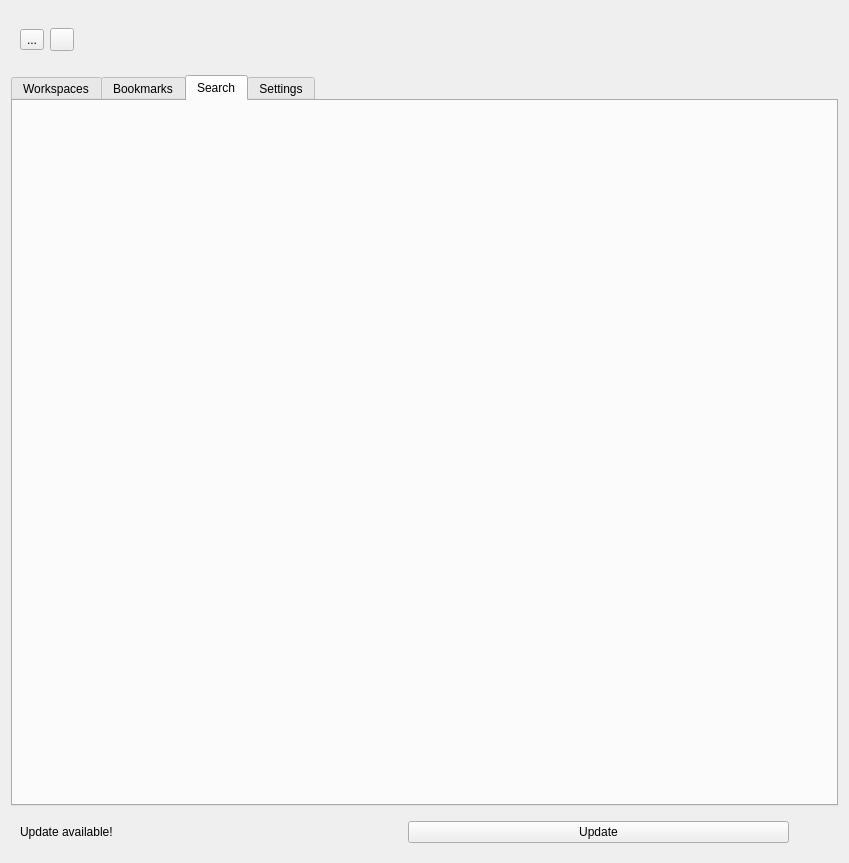
Before: the Qt Designer form WorkspaceView.ui in Ondsel-Development/Ondsel-Lens-Addon, drawn with Qt 5.
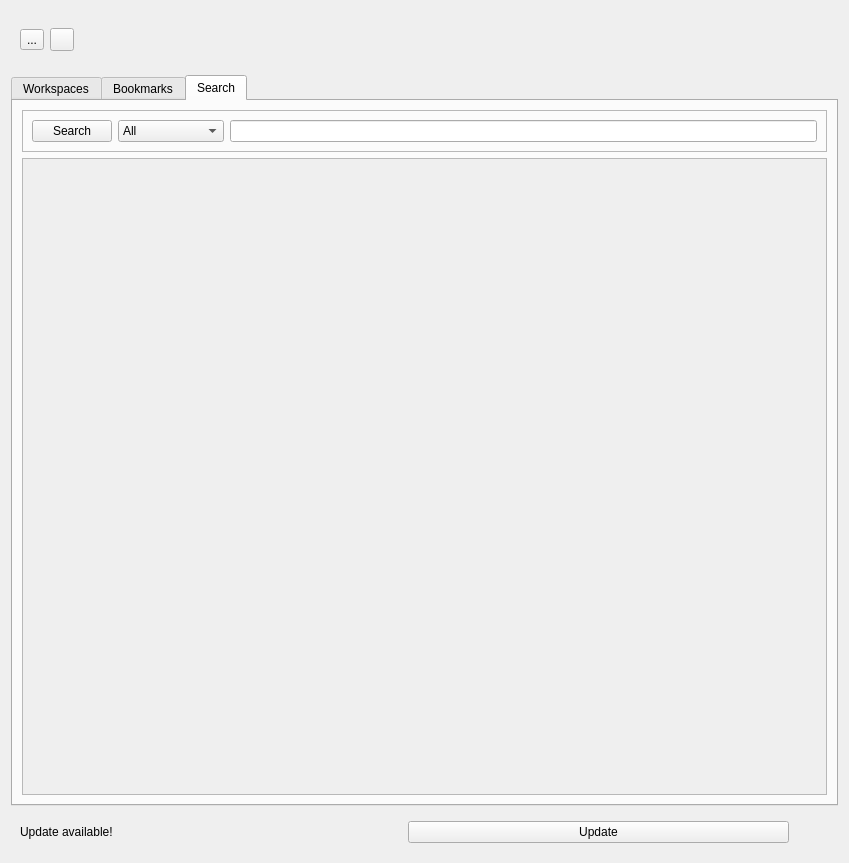
After: the same form once the commit is applied. The open tabs and pages were chosen to show the change. Icons and pictures are not drawn.

Commit message: added search form; removed settings tab

Diff of the .ui file:
```diff
--- a/WorkspaceView.ui
+++ b/WorkspaceView.ui
@@ -405,11 +405,76 @@
       <attribute name="title">
        <string>Search</string>
       </attribute>
-     </widget>
-     <widget class="QWidget" name="tabSettings">
-      <attribute name="title">
-       <string>Settings</string>
-      </attribute>
+      <layout class="QVBoxLayout" name="verticalLayout_4">
+       <item>
+        <widget class="QFrame" name="frame">
+         <property name="frameShape">
+          <enum>QFrame::StyledPanel</enum>
+         </property>
+         <property name="frameShadow">
+          <enum>QFrame::Raised</enum>
+         </property>
+         <layout class="QHBoxLayout" name="horizontalLayout_2">
+          <item>
+           <widget class="QPushButton" name="pushButton">
+            <property name="text">
+             <string>Search</string>
+            </property>
+           </widget>
+          </item>
+          <item>
+           <widget class="QComboBox" name="comboBox">
+            <item>
+             <property name="text">
+              <string>All</string>
+             </property>
+            </item>
+            <item>
+             <property name="text">
+              <string>Share Links</string>
+             </property>
+            </item>
+            <item>
+             <property name="text">
+              <string>Workspaces</string>
+             </property>
+            </item>
+            <item>
+             <property name="text">
+              <string>Users</string>
+             </property>
+            </item>
+            <item>
+             <property name="text">
+              <string>Organizations</string>
+             </property>
+            </item>
+           </widget>
+          </item>
+          <item>
+           <widget class="QLineEdit" name="lineEdit"/>
+          </item>
+         </layout>
+        </widget>
+       </item>
+       <item>
+        <widget class="QScrollArea" name="scrollArea">
+         <property name="widgetResizable">
+          <bool>true</bool>
+         </property>
+         <widget class="QWidget" name="scrollAreaWidgetContents">
+          <property name="geometry">
+           <rect>
+            <x>0</x>
+            <y>0</y>
+            <width>807</width>
+            <height>630</height>
+           </rect>
+          </property>
+         </widget>
+        </widget>
+       </item>
+      </layout>
      </widget>
     </widget>
    </item>
```
The commit also changes 1 other file.
